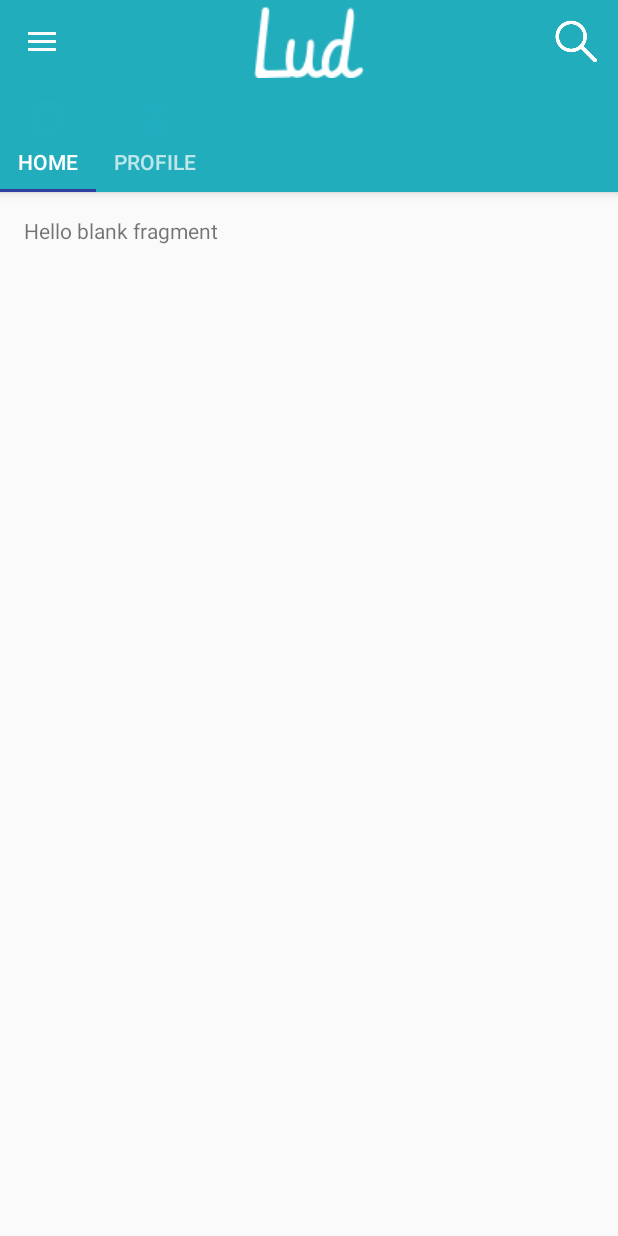
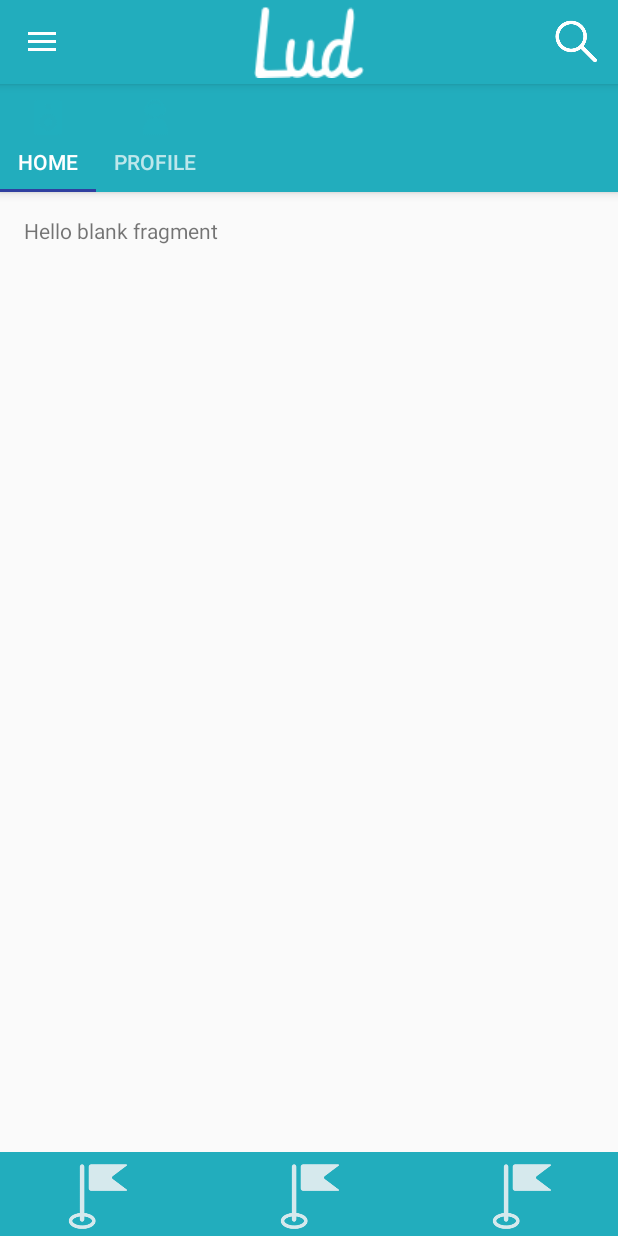
Before and after one commit to Charon77/LudAndroid, an Android app: the screen it shows after launch (MainActivity), after a tap on "Home", on a phone screen of 412 x 824 dp. Run offline under Robolectric (Android 15) with nearby library versions, the phone set to English and light mode, and no system bars; 1 other tap on this screen came first.

Commit message:
Reconstruct Layout Structure

```diff
--- a/app/src/main/java/com/ludandroid/lud/HomeFragment.java
+++ b/app/src/main/java/com/ludandroid/lud/HomeFragment.java
@@ -3,7 +3,9 @@ package com.ludandroid.lud;
 import android.content.Context;
 import android.net.Uri;
 import android.os.Bundle;
+import android.support.design.widget.TabLayout;
 import android.support.v4.app.Fragment;
+import android.support.v4.view.ViewPager;
 import android.view.LayoutInflater;
 import android.view.View;
 import android.view.ViewGroup;
@@ -23,8 +25,35 @@ public class HomeFragment extends Fragment {
 
         View v = inflater.inflate(R.layout.fragment_home, container, false);
 
+        TabLayout tabLayout = (TabLayout) v.findViewById(R.id.toolbar_tabs);
+
+        tabLayout.addTab(tabLayout.newTab().setIcon(R.drawable.r_44a).setText("Home"));
+        tabLayout.addTab(tabLayout.newTab().setIcon(R.drawable.r_46).setText("Profile"));
+        tabLayout.setTabGravity(TabLayout.GRAVITY_FILL);
+
+        final ViewPager viewPager = (ViewPager) v.findViewById(R.id.home_viewPager);
+        final ViewPagerAdapter adapter = new ViewPagerAdapter (getFragmentManager(), tabLayout.getTabCount());
+        viewPager.setAdapter(adapter);
+        viewPager.addOnPageChangeListener(new TabLayout.TabLayoutOnPageChangeListener(tabLayout));
+        tabLayout.addOnTabSelectedListener(new TabLayout.OnTabSelectedListener() {
+            @Override
+            public void onTabSelected(TabLayout.Tab tab) {
+                viewPager.setCurrentItem(tab.getPosition());
+            }
+
+            @Override
+            public void onTabUnselected(TabLayout.Tab tab) {
+
+            }
+
+            @Override
+            public void onTabReselected(TabLayout.Tab tab) {
+
+            }
+        });
+
         // Inflate the layout for this fragment
-        return inflater.inflate(R.layout.fragment_home, container, false);
+        return v;
     }
 
 }
--- a/app/src/main/java/com/ludandroid/lud/MainActivity.java
+++ b/app/src/main/java/com/ludandroid/lud/MainActivity.java
@@ -24,6 +24,8 @@ import android.view.MenuItem;
 public class MainActivity extends AppCompatActivity
         implements NavigationView.OnNavigationItemSelectedListener {
 
+    FragmentManager fm = getSupportFragmentManager();
+
     @Override
     protected void onCreate(Bundle savedInstanceState) {
         super.onCreate(savedInstanceState);
@@ -47,33 +49,6 @@ public class MainActivity extends AppCompatActivity
         NavigationView navigationView = (NavigationView) findViewById(R.id.nav_view);
         navigationView.setNavigationItemSelectedListener(this);
 
-        TabLayout tabLayout = (TabLayout) findViewById(R.id.appBar_main_view).findViewById(R.id.appBar_layout).findViewById(R.id.toolbar_tabs);
-
-        tabLayout.addTab(tabLayout.newTab().setIcon(R.drawable.r_44a).setText("Home"));
-        tabLayout.addTab(tabLayout.newTab().setIcon(R.drawable.r_46).setText("Profile"));
-        tabLayout.setTabGravity(TabLayout.GRAVITY_FILL);
-
-        //TODO : re-code this
-        final ViewPager viewPager = (ViewPager) findViewById(R.id.appBar_main_view).findViewById(R.id.main_viewPager);
-        final ViewPagerAdapter adapter = new ViewPagerAdapter (getSupportFragmentManager(), tabLayout.getTabCount());
-        viewPager.setAdapter(adapter);
-        viewPager.addOnPageChangeListener(new TabLayout.TabLayoutOnPageChangeListener(tabLayout));
-        tabLayout.addOnTabSelectedListener(new TabLayout.OnTabSelectedListener() {
-            @Override
-            public void onTabSelected(TabLayout.Tab tab) {
-                viewPager.setCurrentItem(tab.getPosition());
-            }
-
-            @Override
-            public void onTabUnselected(TabLayout.Tab tab) {
-
-            }
-
-            @Override
-            public void onTabReselected(TabLayout.Tab tab) {
-
-            }
-        });
 
     }
 
@@ -94,7 +69,7 @@ public class MainActivity extends AppCompatActivity
         int id = item.getItemId();
 
         if (id == R.id.nav_home) {
-
+            fm.beginTransaction().replace(R.id.main_fragmentContainer,new HomeFragment()).commit();
         } else if (id == R.id.nav_notification) {
 
         } else if (id == R.id.nav_closefriend) {
--- /dev/null
+++ b/app/src/main/java/com/ludandroid/lud/TimelineFragment.java
@@ -0,0 +1,25 @@
+package com.ludandroid.lud;
+
+
+import android.os.Bundle;
+import android.support.v4.app.Fragment;
+import android.view.LayoutInflater;
+import android.view.View;
+import android.view.ViewGroup;
+
+public class TimelineFragment extends Fragment {
+
+
+    public TimelineFragment() {
+        // Required empty public constructor
+    }
+
+
+    @Override
+    public View onCreateView(LayoutInflater inflater, ViewGroup container,
+                             Bundle savedInstanceState) {
+        // Inflate the layout for this fragment
+        return inflater.inflate(R.layout.fragment_timeline, container, false);
+    }
+
+}
--- a/app/src/main/java/com/ludandroid/lud/ViewPagerAdapter.java
+++ b/app/src/main/java/com/ludandroid/lud/ViewPagerAdapter.java
@@ -22,10 +22,10 @@ public class ViewPagerAdapter extends FragmentStatePagerAdapter{
     public Fragment getItem(int position) {
         switch(position){
             case 0:
-                HomeFragment tab1 = new HomeFragment();
+                TimelineFragment tab1 = new TimelineFragment();
                 return tab1;
             case 1:
-                HomeFragment tab2 = new HomeFragment();
+                TimelineFragment tab2 = new TimelineFragment();
                 return tab2;
             default:
                 return null;
--- a/app/src/main/res/layout/app_bar_main.xml
+++ b/app/src/main/res/layout/app_bar_main.xml
@@ -42,32 +42,12 @@
 
         </android.support.v7.widget.Toolbar>
 
-        <android.support.design.widget.TabLayout
-            android:id="@+id/toolbar_tabs"
-            android:layout_width="wrap_content"
-            android:layout_height="match_parent">
-
-
-        </android.support.design.widget.TabLayout>
-
     </android.support.design.widget.AppBarLayout>
 
-    <android.support.v4.view.ViewPager
+    <FrameLayout
+        android:id="@+id/main_fragmentContainer"
         android:layout_width="match_parent"
         android:layout_height="match_parent"
-        android:paddingBottom="@dimen/activity_vertical_margin"
-        android:paddingLeft="@dimen/activity_horizontal_margin"
-        android:paddingRight="@dimen/activity_horizontal_margin"
-        android:paddingTop="@dimen/activity_vertical_margin"
-        app:layout_behavior="@string/appbar_scrolling_view_behavior"
-        tools:context="com.ludandroid.lud.MainActivity"
-        tools:showIn="@layout/app_bar_main"
-        android:id="@+id/main_viewPager">
+        android:layout_marginTop="?attr/actionBarSize"/>
 
-    </android.support.v4.view.ViewPager>
-
-    <!--
-    <include layout="@layout/content_main"
-        android:id="@+id/main_content"/>
-    /!-->
 </android.support.design.widget.CoordinatorLayout>
--- a/app/src/main/res/layout/fragment_home.xml
+++ b/app/src/main/res/layout/fragment_home.xml
@@ -1,13 +1,91 @@
-<FrameLayout xmlns:android="http://schemas.android.com/apk/res/android"
+<android.support.design.widget.CoordinatorLayout xmlns:android="http://schemas.android.com/apk/res/android"
+    xmlns:app="http://schemas.android.com/apk/res-auto"
     xmlns:tools="http://schemas.android.com/tools"
     android:layout_width="match_parent"
     android:layout_height="match_parent"
-    tools:context="com.ludandroid.lud.HomeFragment">
+    >
 
-    <!-- TODO: Update blank fragment layout -->
-    <TextView
+    <android.support.design.widget.AppBarLayout
+        android:id="@+id/appBar_layout"
+        android:layout_width="match_parent"
+        android:layout_height="wrap_content"
+        android:theme="@style/AppTheme.AppBarOverlay">
+
+        <android.support.design.widget.TabLayout
+            android:id="@+id/toolbar_tabs"
+            android:layout_width="wrap_content"
+            android:layout_height="match_parent"/>
+
+    </android.support.design.widget.AppBarLayout>
+
+    <android.support.v4.view.ViewPager
         android:layout_width="match_parent"
         android:layout_height="match_parent"
-        android:text="@string/hello_blank_fragment" />
+        android:paddingBottom="@dimen/activity_vertical_margin"
+        android:paddingLeft="@dimen/activity_horizontal_margin"
+        android:paddingRight="@dimen/activity_horizontal_margin"
+        android:paddingTop="@dimen/activity_vertical_margin"
+        app:layout_behavior="@string/appbar_scrolling_view_behavior"
+        android:id="@+id/home_viewPager">
 
-</FrameLayout>
+    </android.support.v4.view.ViewPager>
+
+    <LinearLayout
+        android:id="@+id/toolbar_bottom"
+        android:layout_width="match_parent"
+        android:layout_height="?attr/actionBarSize"
+        android:background="?attr/colorPrimary"
+        android:layout_gravity="end|bottom"
+        app:popupTheme="@style/AppTheme.PopupOverlay"
+        >
+
+        <ImageButton
+            android:id="@+id/toolbar_bottom_button1"
+            android:src="@drawable/r_42a"
+            android:scaleType="centerInside"
+            android:layout_width="0dp"
+            android:layout_height="?attr/actionBarSize"
+            android:layout_weight="0.3"
+            style="@style/Widget.AppCompat.ActionButton"
+            />
+
+        <ImageView
+            android:src="@drawable/r_14"
+            android:scaleType="centerInside"
+            android:layout_width="0dp"
+            android:layout_height="?attr/actionBarSize"
+            android:layout_weight="0.03"
+            />
+
+
+        <ImageButton
+            android:id="@+id/toolbar_bottom_button2"
+            android:src="@drawable/r_42a"
+            android:scaleType="centerInside"
+            android:layout_width="0dp"
+            android:layout_height="?attr/actionBarSize"
+            android:layout_weight="0.3"
+            style="@style/Widget.AppCompat.ActionButton"
+            />
+
+        <ImageView
+            android:src="@drawable/r_14"
+            android:scaleType="centerInside"
+            android:layout_width="0dp"
+            android:layout_height="?attr/actionBarSize"
+            android:layout_weight="0.03"
+            />
+
+        <ImageButton
+            android:id="@+id/toolbar_bottom_button3"
+            android:src="@drawable/r_42a"
+            android:scaleType="centerInside"
+            android:layout_width="0dp"
+            android:layout_height="?attr/actionBarSize"
+            android:layout_weight="0.3"
+            style="@style/Widget.AppCompat.ActionButton"
+            />
+
+    </LinearLayout>
+
+</android.support.design.widget.CoordinatorLayout>
--- /dev/null
+++ b/app/src/main/res/layout/fragment_timeline.xml
@@ -0,0 +1,13 @@
+<FrameLayout xmlns:android="http://schemas.android.com/apk/res/android"
+    xmlns:tools="http://schemas.android.com/tools"
+    android:layout_width="match_parent"
+    android:layout_height="match_parent"
+    tools:context="com.ludandroid.lud.TimelineFragment">
+
+    <!-- TODO: Update blank fragment layout -->
+    <TextView
+        android:layout_width="match_parent"
+        android:layout_height="match_parent"
+        android:text="@string/hello_blank_fragment" />
+
+</FrameLayout>
```
